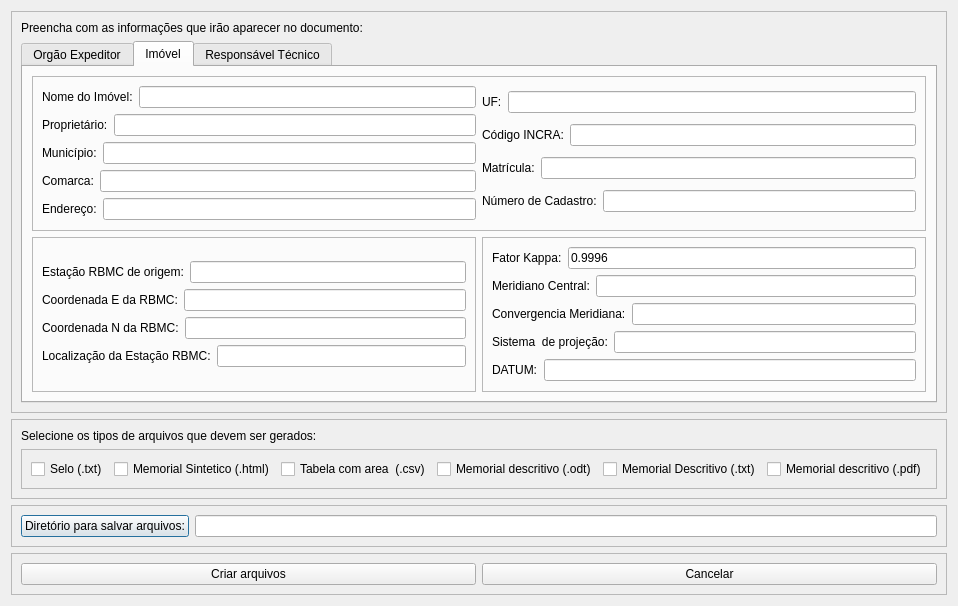
Above: azimuthsAndDistances/ui_memorialGenerator.ui from guilhermehrn/AzimuthDistanceCalculator before the change. Below: the same form after it.
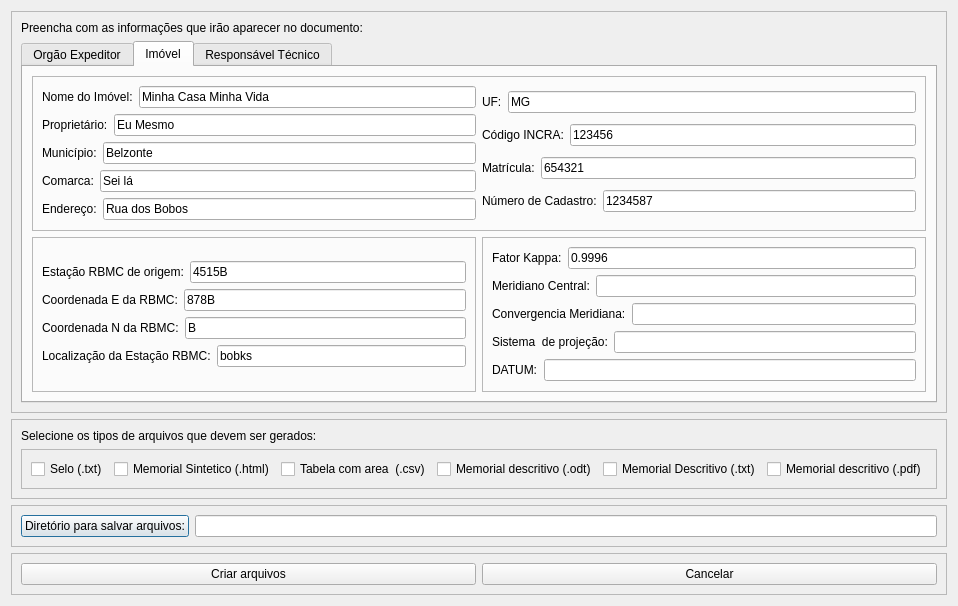
That is the form after the change. The open tabs and pages were chosen to show the change.

Commit message: lincando dados

Patch:
```diff
--- a/azimuthsAndDistances/ui_memorialGenerator.ui
+++ b/azimuthsAndDistances/ui_memorialGenerator.ui
@@ -349,7 +349,11 @@
                   </widget>
                  </item>
                  <item>
-                  <widget class="QLineEdit" name="imovelEdit"/>
+                  <widget class="QLineEdit" name="imovelEdit">
+                   <property name="text">
+                    <string>Minha Casa Minha Vida</string>
+                   </property>
+                  </widget>
                  </item>
                 </layout>
                </item>
@@ -363,7 +367,11 @@
                   </widget>
                  </item>
                  <item>
-                  <widget class="QLineEdit" name="proprietarioEdit"/>
+                  <widget class="QLineEdit" name="proprietarioEdit">
+                   <property name="text">
+                    <string>Eu Mesmo</string>
+                   </property>
+                  </widget>
                  </item>
                 </layout>
                </item>
@@ -379,7 +387,7 @@
                  <item>
                   <widget class="QLineEdit" name="municipioEdit">
                    <property name="text">
-                    <string/>
+                    <string>Belzonte</string>
                    </property>
                   </widget>
                  </item>
@@ -395,7 +403,11 @@
                   </widget>
                  </item>
                  <item>
-                  <widget class="QLineEdit" name="comarcaEdit"/>
+                  <widget class="QLineEdit" name="comarcaEdit">
+                   <property name="text">
+                    <string>Sei lá</string>
+                   </property>
+                  </widget>
                  </item>
                 </layout>
                </item>
@@ -409,7 +421,11 @@
                   </widget>
                  </item>
                  <item>
-                  <widget class="QLineEdit" name="enderecoEdit"/>
+                  <widget class="QLineEdit" name="enderecoEdit">
+                   <property name="text">
+                    <string>Rua dos Bobos</string>
+                   </property>
+                  </widget>
                  </item>
                 </layout>
                </item>
@@ -427,7 +443,11 @@
                   </widget>
                  </item>
                  <item>
-                  <widget class="QLineEdit" name="ufEdit"/>
+                  <widget class="QLineEdit" name="ufEdit">
+                   <property name="text">
+                    <string>MG</string>
+                   </property>
+                  </widget>
                  </item>
                 </layout>
                </item>
@@ -441,7 +461,11 @@
                   </widget>
                  </item>
                  <item>
-                  <widget class="QLineEdit" name="codIncraEdit"/>
+                  <widget class="QLineEdit" name="codIncraEdit">
+                   <property name="text">
+                    <string>123456</string>
+                   </property>
+                  </widget>
                  </item>
                 </layout>
                </item>
@@ -455,7 +479,11 @@
                   </widget>
                  </item>
                  <item>
-                  <widget class="QLineEdit" name="matriculaEdit"/>
+                  <widget class="QLineEdit" name="matriculaEdit">
+                   <property name="text">
+                    <string>654321</string>
+                   </property>
+                  </widget>
                  </item>
                 </layout>
                </item>
@@ -469,7 +497,11 @@
                   </widget>
                  </item>
                  <item>
-                  <widget class="QLineEdit" name="cadastroEdit"/>
+                  <widget class="QLineEdit" name="cadastroEdit">
+                   <property name="text">
+                    <string>1234587</string>
+                   </property>
+                  </widget>
                  </item>
                 </layout>
                </item>
@@ -597,7 +629,11 @@
                   </widget>
                  </item>
                  <item>
-                  <widget class="QLineEdit" name="rbmcOrigemEdit"/>
+                  <widget class="QLineEdit" name="rbmcOrigemEdit">
+                   <property name="text">
+                    <string>4515B</string>
+                   </property>
+                  </widget>
                  </item>
                 </layout>
                </item>
@@ -611,7 +647,11 @@
                   </widget>
                  </item>
                  <item>
-                  <widget class="QLineEdit" name="rbmcEsteEdit"/>
+                  <widget class="QLineEdit" name="rbmcEsteEdit">
+                   <property name="text">
+                    <string>878B</string>
+                   </property>
+                  </widget>
                  </item>
                 </layout>
                </item>
@@ -625,7 +665,11 @@
                   </widget>
                  </item>
                  <item>
-                  <widget class="QLineEdit" name="rbmcNorteEdit"/>
+                  <widget class="QLineEdit" name="rbmcNorteEdit">
+                   <property name="text">
+                    <string>B</string>
+                   </property>
+                  </widget>
                  </item>
                 </layout>
                </item>
@@ -639,7 +683,11 @@
                   </widget>
                  </item>
                  <item>
-                  <widget class="QLineEdit" name="localRbmcEdit"/>
+                  <widget class="QLineEdit" name="localRbmcEdit">
+                   <property name="text">
+                    <string>bobks</string>
+                   </property>
+                  </widget>
                  </item>
                 </layout>
                </item>
```
Left out of the diff: 58 changed lines with no effect on the pictures. The commit also changes 2 other files.
